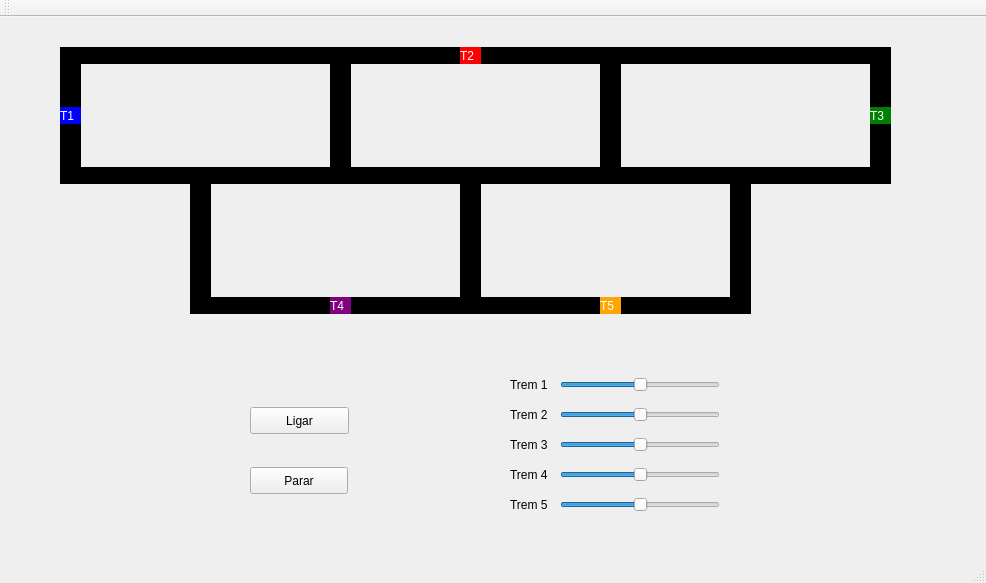
First picture: the form in mainwindow.ui, repository Joabsonlg/trainQtProject, before the edit.
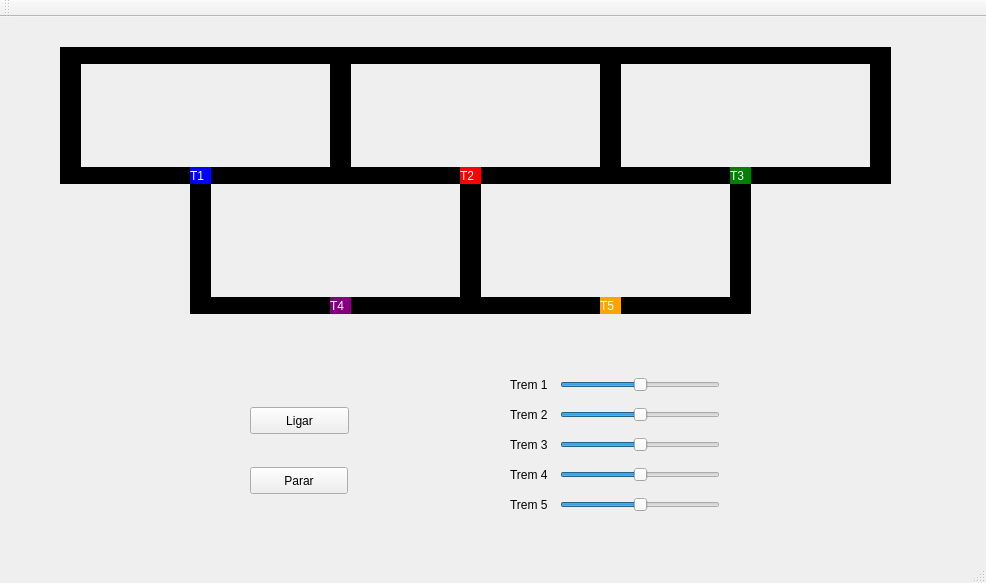
Second picture: the form after the edit.

```diff
--- a/mainwindow.ui
+++ b/mainwindow.ui
@@ -20,8 +20,8 @@
    <widget class="QLabel" name="label_trem1">
     <property name="geometry">
      <rect>
-      <x>60</x>
-      <y>90</y>
+      <x>190</x>
+      <y>150</y>
       <width>21</width>
       <height>17</height>
      </rect>
@@ -175,7 +175,7 @@
     <property name="geometry">
      <rect>
       <x>460</x>
-      <y>30</y>
+      <y>150</y>
       <width>21</width>
       <height>17</height>
      </rect>
@@ -318,8 +318,8 @@
    <widget class="QLabel" name="label_trem3">
     <property name="geometry">
      <rect>
-      <x>870</x>
-      <y>90</y>
+      <x>730</x>
+      <y>150</y>
       <width>21</width>
       <height>17</height>
      </rect>
```
Left out of the diff: 5 changed lines with no effect on the pictures.
